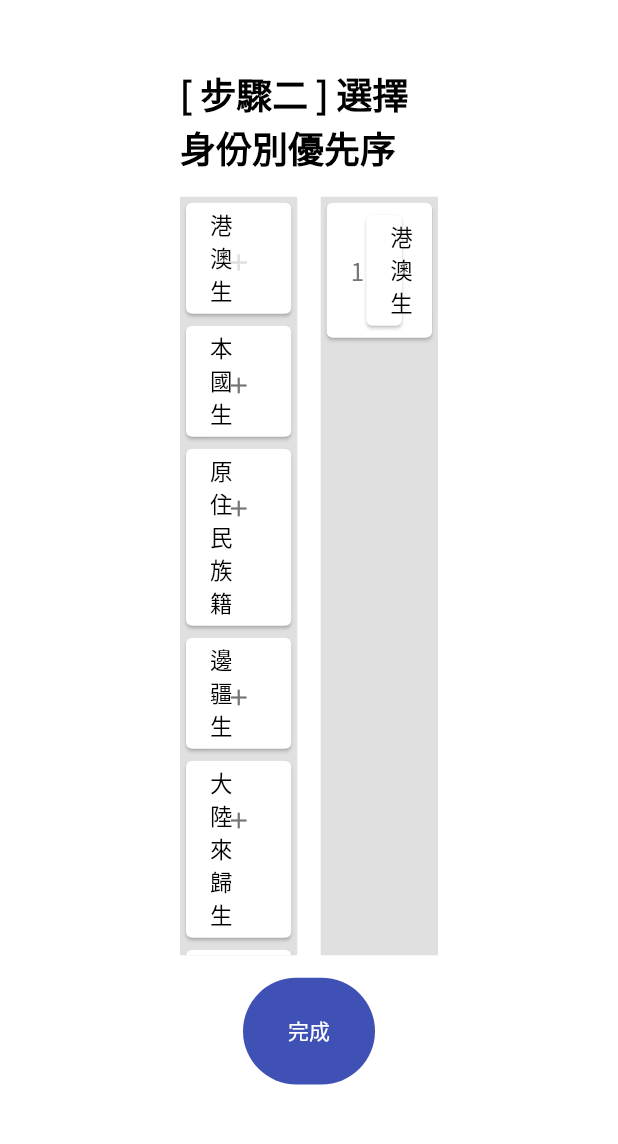
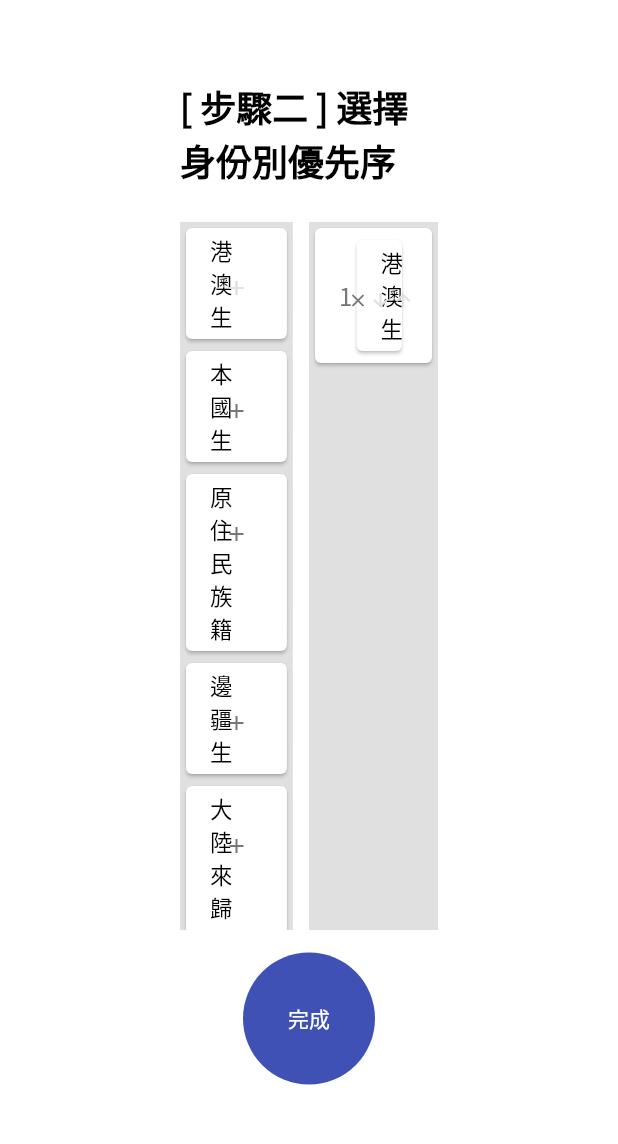
Before and after one commit to shaoyuchu/dorm-alloc-sys, a Flutter app: the Priority screen opened by its route, after a tap on the "add" icon, on a phone screen of 412 x 824 dp, the part 84-1228 px from its top. Run offline on Flutter 3.47's test engine with Material 2 defaults, Android fonts, the phone set to English and light mode, and no system bars; our stand-ins replace file_picker, shared_preferences; accounts and stored records are empty; statements that could not run were skipped; project files that could hold a hidden picture were left out.

Commit message:
add trailing buttons

```diff
--- a/testbed/lib/pages/priority.dart
+++ b/testbed/lib/pages/priority.dart
@@ -1,6 +1,7 @@
 // import 'dart:js';
 import 'package:flutter/material.dart';
 
+/// Flatten: convert type 'list of list of strings' into type 'list of strings'
 List<String> flatten(List<List<String>> li) {
   return li.expand((i) => i).toList();
 }
@@ -86,14 +87,14 @@ class _PriorityState extends State<Priority> {
 
             // identity selector
             Expanded(
-              flex: 10,
+              flex: 8,
               child: Container(
                 child: Row(
                   mainAxisAlignment: MainAxisAlignment.spaceBetween,
                   children: [
                     // identity pool
                     Expanded(
-                      flex: 5,
+                      flex: 7,
                       child: Container(
                         color: Colors.grey[300],
                         child: ListView.builder(
@@ -112,7 +113,7 @@ class _PriorityState extends State<Priority> {
                                 ),
                                 trailing: IconButton(
                                   icon: Icon(Icons.add),
-                                  iconSize: 18.0,
+                                  iconSize: 16.0,
                                   color: flatten(identitySelected).contains(identityPool[index])? Colors.grey[300] : Colors.grey[600],
                                   splashColor: Colors.transparent,
                                   highlightColor: Colors.transparent,
@@ -142,7 +143,7 @@ class _PriorityState extends State<Priority> {
                     // selected and ordered identities
                     // TODO: send JSON list of list to backend
                     Expanded(
-                      flex: 5,
+                      flex: 8,
                       child: Container(
                         color: Colors.grey[300],
                         child: ListView.builder(
@@ -167,7 +168,7 @@ class _PriorityState extends State<Priority> {
                                         ),
                                       ),
                                     ),
-                                    // card sets
+                                    // card sets in one priority
                                     Flexible(
                                       flex: 5,
                                       child: ListView.builder(
@@ -185,7 +186,76 @@ class _PriorityState extends State<Priority> {
                                                   fontSize: 15.0,
                                                 ),
                                               ),
-                                              // TODO: add trailing buttons
+                                              trailing: Wrap(
+                                                spacing: -15,
+                                                children: [
+                                                  IconButton(
+                                                    icon: Icon(Icons.arrow_upward),
+                                                    iconSize: 14.0,
+                                                    color: (indexLevel1 == 0 && identitySelected[indexLevel1].length == 1)? Colors.grey[300] : Colors.grey[600],
+                                                    splashColor: Colors.transparent,
+                                                    highlightColor: Colors.transparent,
+                                                    tooltip: (indexLevel1 == 0 && identitySelected[indexLevel1].length == 1)? null : '上移一層',
+                                                    hoverColor: Colors.transparent,
+                                                    onPressed: () {
+                                                      setState(() {
+                                                        // the only identity in this priority
+                                                        if(indexLevel1 != 0 && identitySelected[indexLevel1].length == 1) {
+                                                          identitySelected[indexLevel1-1] += identitySelected[indexLevel1];
+                                                          identitySelected.removeAt(indexLevel1);
+                                                        }
+                                                        // multiple identities in this priority
+                                                        else if(identitySelected[indexLevel1].length > 1) {
+                                                          String toMove = identitySelected[indexLevel1].removeAt(indexLevel2);
+                                                          identitySelected.insert(indexLevel1, [toMove]);
+                                                        }
+                                                      });
+                                                    },
+                                                  ),
+                                                  IconButton(
+                                                    icon: Icon(Icons.arrow_downward),
+                                                    iconSize: 14.0,
+                                                    color: (indexLevel1 == identitySelected.length-1 && identitySelected[indexLevel1].length == 1)? Colors.grey[300] : Colors.grey[600],
+                                                    splashColor: Colors.transparent,
+                                                    highlightColor: Colors.transparent,
+                                                    tooltip: (indexLevel1 == identitySelected.length-1 && identitySelected[indexLevel1].length == 1)? null : '下移一層',
+                                                    hoverColor: Colors.transparent,
+                                                    onPressed: () {
+                                                      setState(() {
+                                                        // the only identity in this priority
+                                                        if(indexLevel1 != identitySelected.length-1 && identitySelected[indexLevel1].length == 1) {
+                                                          identitySelected[indexLevel1+1] = identitySelected[indexLevel1] + identitySelected[indexLevel1+1];
+                                                          identitySelected.removeAt(indexLevel1);
+                                                        }
+                                                        // multiple identities in this priority
+                                                        else if(identitySelected[indexLevel1].length > 1) {
+                                                          String toMove = identitySelected[indexLevel1].removeAt(indexLevel2);
+                                                          identitySelected.insert(indexLevel1+1, [toMove]);
+                                                        }
+                                                      });
+                                                    },
+                                                  ),
+                                                  IconButton(
+                                                    icon: Icon(Icons.clear),
+                                                    iconSize: 14.0,
+                                                    color: Colors.grey[600],
+                                                    splashColor: Colors.transparent,
+                                                    highlightColor: Colors.transparent,
+                                                    tooltip: '移除',
+                                                    hoverColor: Colors.transparent,
+                                                    onPressed: () {
+                                                      setState(() {
+                                                        if(identitySelected[indexLevel1].length == 1) {
+                                                          identitySelected.removeAt(indexLevel1);
+                                                        }
+                                                        else {
+                                                          identitySelected[indexLevel1].removeAt(indexLevel2);
+                                                        }
+                                                      });
+                                                    },
+                                                  ),
+                                                ],
+                                              ),
                                             ),
                                           );
                                         }
```
